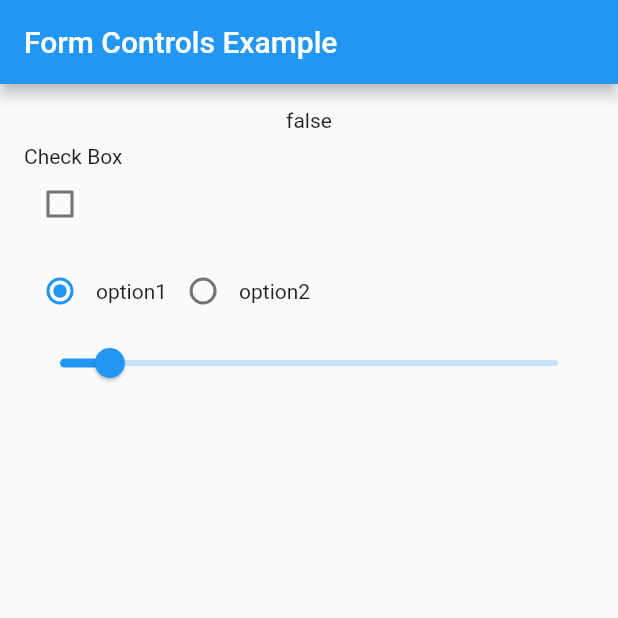
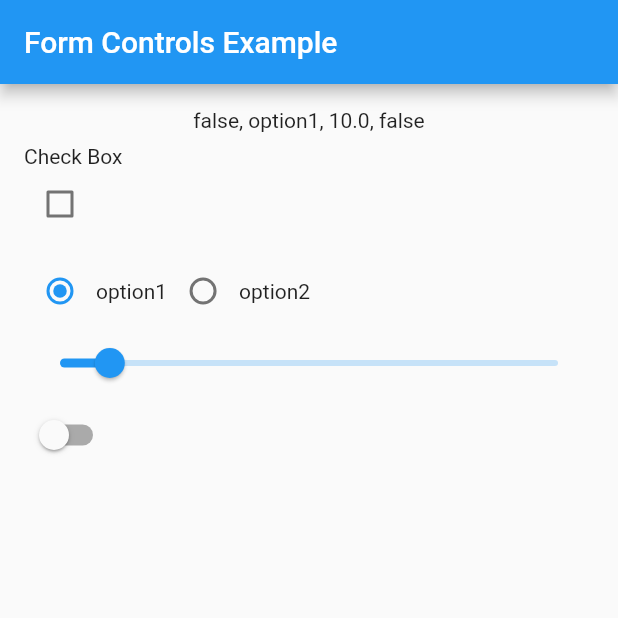
Before and after one commit to KangHuiSoo/repo, a Flutter app: the screen it shows after launch, on a phone screen of 412 x 824 dp, the top half of it. Run offline on Flutter 3.47's test engine with Material 2 defaults, Android fonts, the phone set to English and light mode, and no system bars; our stand-ins replace bloc, equatable, flutter_bloc, get, image_picker, rxdart and 1 more.

Commit message:
모든 상태값 상단에 출력

```diff
--- a/flutter/stateful_widgets/lib/main.dart
+++ b/flutter/stateful_widgets/lib/main.dart
@@ -15,6 +15,7 @@ class _MyAppState extends State<MyApp> {
   bool _checkBoxValue = false;
   String _radioValue = 'option1';
   double _sliderValue = 10.0;
+  bool _switchValue = false;
 
   @override
   Widget build(BuildContext context) {
@@ -31,7 +32,7 @@ class _MyAppState extends State<MyApp> {
               crossAxisAlignment: CrossAxisAlignment.start,
               children: [
                 Center(
-                  child: Text('$_checkBoxValue'),
+                  child: Text('$_checkBoxValue, $_radioValue, $_sliderValue, $_switchValue'),
                 ),
                 SizedBox(height: 8),
                 Text('Check Box'),
@@ -75,6 +76,14 @@ class _MyAppState extends State<MyApp> {
                       _sliderValue = value;
                     });
                   },
+                ),
+                Switch(
+                  value: _switchValue,
+                  onChanged: (value) {
+                    setState(() {
+                      _switchValue = value;
+                    });
+                  },
                 )
               ],
             ),
```
